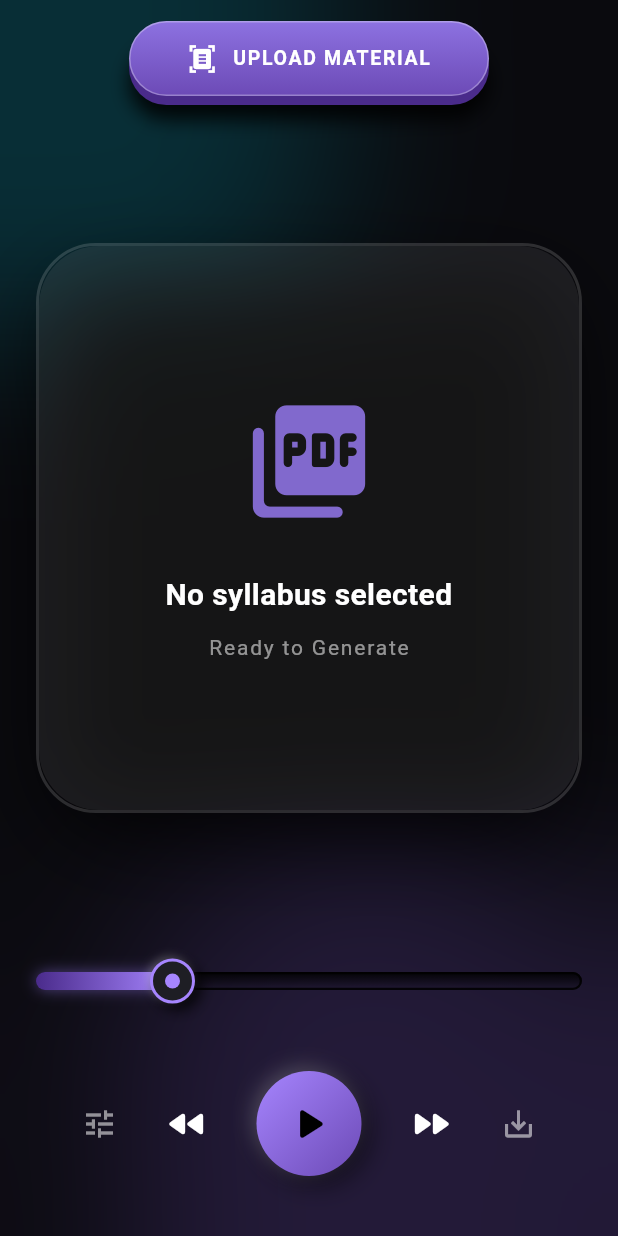
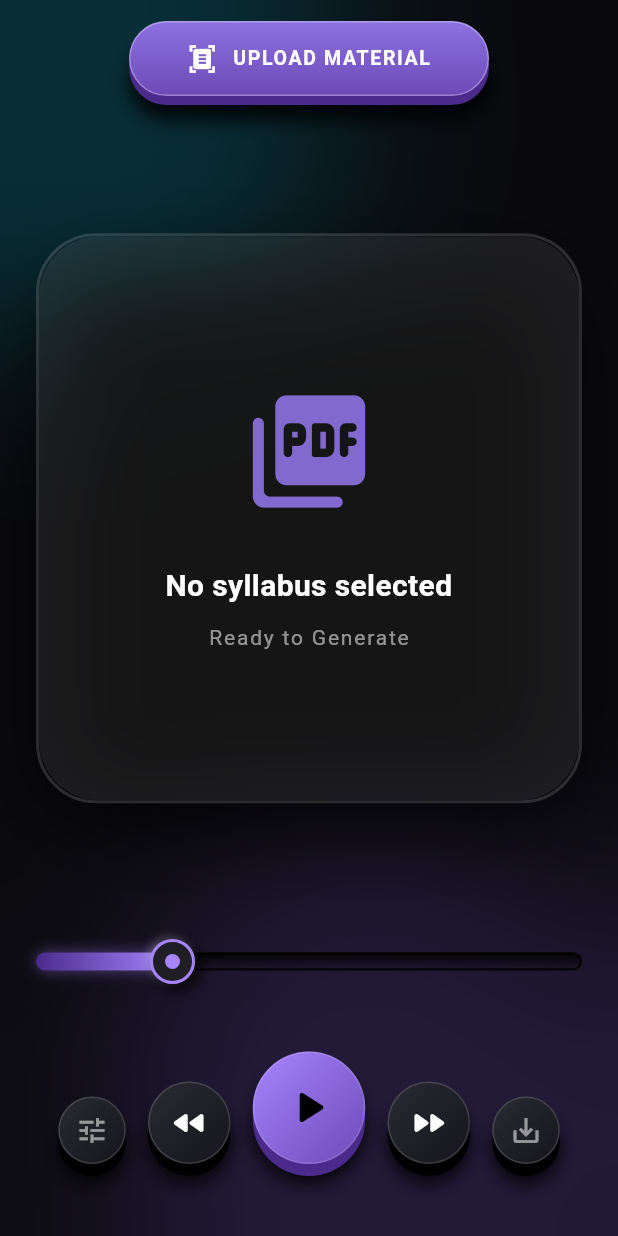
Before and after one commit to aditya478492/text_to_speech_ai, a Flutter app: the screen it shows after launch, on a phone screen of 412 x 824 dp. Run offline on Flutter 3.47's test engine with Material 3 defaults, Android fonts, the phone set to English and light mode, and no system bars; our stand-ins replace file_picker.

Commit message:
added 3d button lift and drop

```diff
--- a/lib/main.dart
+++ b/lib/main.dart
@@ -264,48 +264,53 @@ class _FlashcardGeneratorScreenState extends State<FlashcardGeneratorScreen> wit
   }
 
   Widget _buildControls() {
+    // Dark glass gradient for the secondary control buttons
+    final secondaryGradient = [const Color(0xFF2A2A35), const Color(0xFF15151A)];
+    final secondaryLip = Colors.black;
+
     return Row(
       mainAxisAlignment: MainAxisAlignment.spaceEvenly,
+      crossAxisAlignment: CrossAxisAlignment.end,
       children: [
-        const Icon(Icons.tune, color: Colors.white54),
-        const Icon(Icons.fast_rewind_rounded, color: Colors.white, size: 32),
+        Pushable3DIconButton(
+          icon: Icons.tune, size: 45, iconSize: 22,
+          topColors: secondaryGradient, lipColor: secondaryLip, iconColor: Colors.white54,
+          onPressed: () {},
+        ),
+        Pushable3DIconButton(
+          icon: Icons.fast_rewind_rounded, size: 55, iconSize: 28,
+          topColors: secondaryGradient, lipColor: secondaryLip, iconColor: Colors.white,
+          onPressed: () {},
+        ),
         _playButton(),
-        const Icon(Icons.fast_forward_rounded, color: Colors.white, size: 32),
-        const Icon(Icons.save_alt, color: Colors.white54)
+        Pushable3DIconButton(
+          icon: Icons.fast_forward_rounded, size: 55, iconSize: 28,
+          topColors: secondaryGradient, lipColor: secondaryLip, iconColor: Colors.white,
+          onPressed: () {},
+        ),
+        Pushable3DIconButton(
+          icon: Icons.save_alt, size: 45, iconSize: 22,
+          topColors: secondaryGradient, lipColor: secondaryLip, iconColor: Colors.white54,
+          onPressed: () {},
+        ),
       ]
     );
   }
 
   Widget _playButton() {
-    return GestureDetector(
-      onTap: () {
-        HapticFeedback.lightImpact();
-        setState(() => isPlaying = !isPlaying);
-      },
-      child: Container(
-        height: 70, width: 70,
-        decoration: BoxDecoration(
-          shape: BoxShape.circle,
-          gradient: LinearGradient(
-            begin: Alignment.topLeft,
-            end: Alignment.bottomRight,
-            colors: isPlaying
-              ? [Colors.white, Colors.grey.shade300]
-              : (isLearning ? [Colors.cyanAccent, Colors.cyan.shade700] : [const Color(0xFFA685FE), const Color(0xFF6C4AB6)]),
-          ),
-          boxShadow: [
-            BoxShadow(
-              color: Colors.black.withOpacity(0.6),
-              blurRadius: 15, offset: const Offset(5, 5) // 3D drop shadow
-            ),
-            BoxShadow(
-              color: Colors.white.withOpacity(isPlaying ? 0.8 : 0.2),
-              blurRadius: 10, offset: const Offset(-3, -3) // 3D top highlight
-            )
-          ]
-        ),
-        child: Icon(isPlaying ? Icons.pause_rounded : Icons.play_arrow_rounded, color: Colors.black, size: 36)
-      )
+    return Pushable3DIconButton(
+      icon: isPlaying ? Icons.pause_rounded : Icons.play_arrow_rounded,
+      size: 75, // Bigger than the other controls
+      iconSize: 38,
+      // Dynamic colors based on AI and Playing states
+      topColors: isPlaying
+        ? [Colors.white, Colors.grey.shade300]
+        : (isLearning ? [Colors.cyanAccent, Colors.cyan.shade700] : [const Color(0xFFA685FE), const Color(0xFF6C4AB6)]),
+      lipColor: isPlaying
+        ? Colors.grey.shade600
+        : (isLearning ? Colors.cyan.shade900 : const Color(0xFF4A2B8B)),
+      iconColor: Colors.black,
+      onPressed: () => setState(() => isPlaying = !isPlaying),
     );
   }
 }
@@ -559,3 +564,88 @@ class AIAgentBirdPainter extends CustomPainter {
   @override
   bool shouldRepaint(AIAgentBirdPainter oldDelegate) => true;
 }
+
+// --- NEW: 3D PHYSICAL CIRCULAR BUTTON ---
+class Pushable3DIconButton extends StatefulWidget {
+  final IconData icon;
+  final double size;
+  final double iconSize;
+  final List<Color> topColors;
+  final Color lipColor;
+  final Color iconColor;
+  final VoidCallback onPressed;
+
+  const Pushable3DIconButton({
+    super.key,
+    required this.icon,
+    required this.onPressed,
+    this.size = 50.0,
+    this.iconSize = 24.0,
+    required this.topColors,
+    required this.lipColor,
+    required this.iconColor,
+  });
+
+  @override
+  State<Pushable3DIconButton> createState() => _Pushable3DIconButtonState();
+}
+
+class _Pushable3DIconButtonState extends State<Pushable3DIconButton> {
+  bool isPressed = false;
+
+  @override
+  Widget build(BuildContext context) {
+    return GestureDetector(
+      onTapDown: (_) {
+        HapticFeedback.lightImpact();
+        setState(() => isPressed = true);
+      },
+      onTapUp: (_) {
+        setState(() => isPressed = false);
+        widget.onPressed();
+      },
+      onTapCancel: () => setState(() => isPressed = false),
+      child: SizedBox(
+        height: widget.size + 8, // Extra 8px for the travel distance
+        width: widget.size,
+        child: Stack(
+          alignment: Alignment.center,
+          children: [
+            // 1. The Bottom "Lip" (Shadow layer)
+            Positioned(
+              bottom: 0,
+              child: Container(
+                height: widget.size, width: widget.size,
+                decoration: BoxDecoration(
+                  shape: BoxShape.circle,
+                  color: widget.lipColor,
+                  boxShadow: const [BoxShadow(color: Colors.black87, blurRadius: 10, offset: Offset(0, 5))],
+                ),
+              ),
+            ),
+            // 2. The Top "Physical" Layer (Moves down when pressed)
+            AnimatedPositioned(
+              duration: const Duration(milliseconds: 50),
+              bottom: isPressed ? 0 : 8, // Moves down 8 pixels to meet the lip
+              child: Container(
+                height: widget.size, width: widget.size,
+                decoration: BoxDecoration(
+                  shape: BoxShape.circle,
+                  gradient: LinearGradient(
+                    begin: Alignment.topLeft,
+                    end: Alignment.bottomRight,
+                    colors: widget.topColors,
+                  ),
+                  border: Border.all(color: Colors.white.withOpacity(0.15), width: 1),
+                ),
+                child: Center(
+                  child: Icon(widget.icon, color: widget.iconColor, size: widget.iconSize),
+                ),
+              ),
+            ),
+          ],
+        ),
+      ),
+    );
+  }
+}
```
